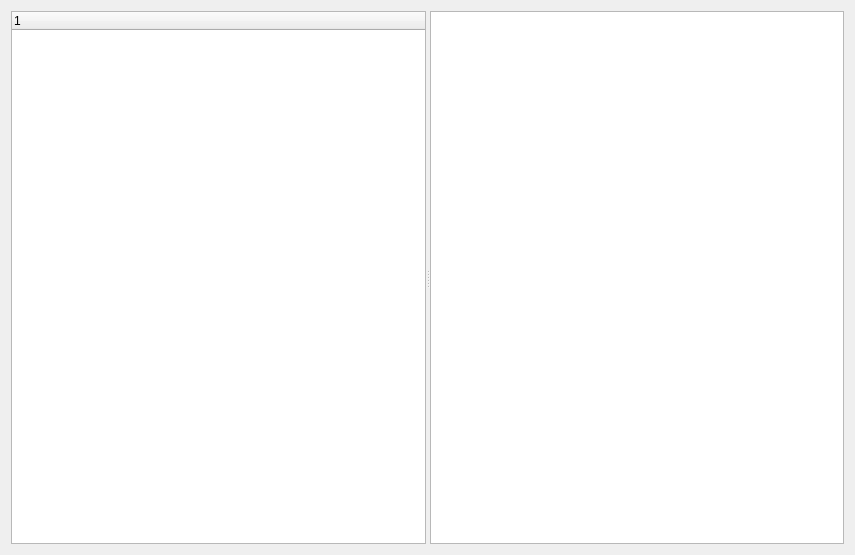
Qt form Qt_GUI.ui (m0nters/OS_HCMUS_Lab02-Partition_detection_GUI) before a commit.
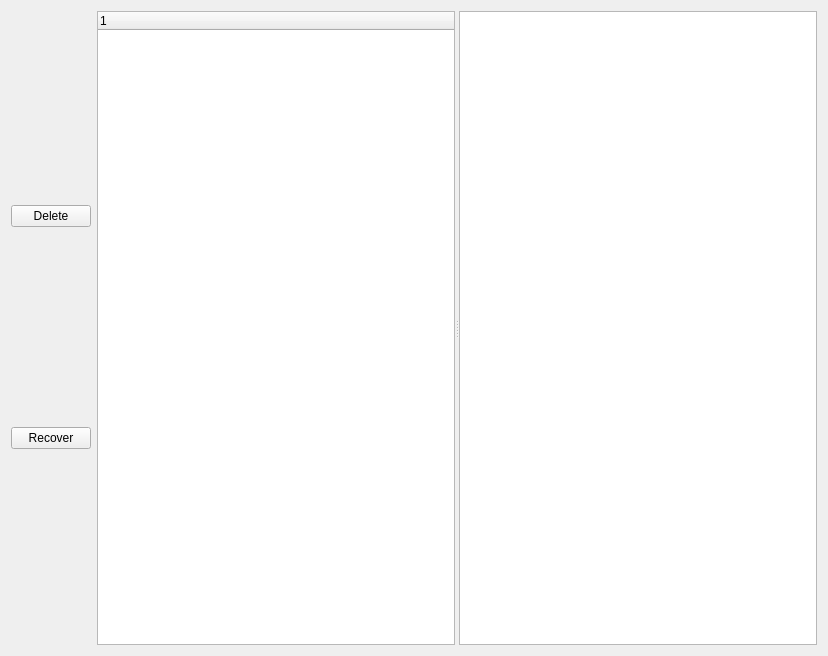
The same form after that commit.

What changed in the file:
```diff
--- a/Qt_GUI.ui
+++ b/Qt_GUI.ui
@@ -6,8 +6,8 @@
    <rect>
     <x>0</x>
     <y>0</y>
-    <width>855</width>
-    <height>555</height>
+    <width>828</width>
+    <height>656</height>
    </rect>
   </property>
   <property name="windowTitle">
@@ -15,6 +15,24 @@
   </property>
   <widget class="QWidget" name="centralWidget">
    <layout class="QHBoxLayout" name="horizontalLayout">
+    <item>
+     <layout class="QVBoxLayout" name="verticalLayout">
+      <item>
+       <widget class="QPushButton" name="delete_button">
+        <property name="text">
+         <string>Delete</string>
+        </property>
+       </widget>
+      </item>
+      <item>
+       <widget class="QPushButton" name="recover_button">
+        <property name="text">
+         <string>Recover</string>
+        </property>
+       </widget>
+      </item>
+     </layout>
+    </item>
     <item>
      <widget class="QSplitter" name="splitter">
       <property name="orientation">
```
